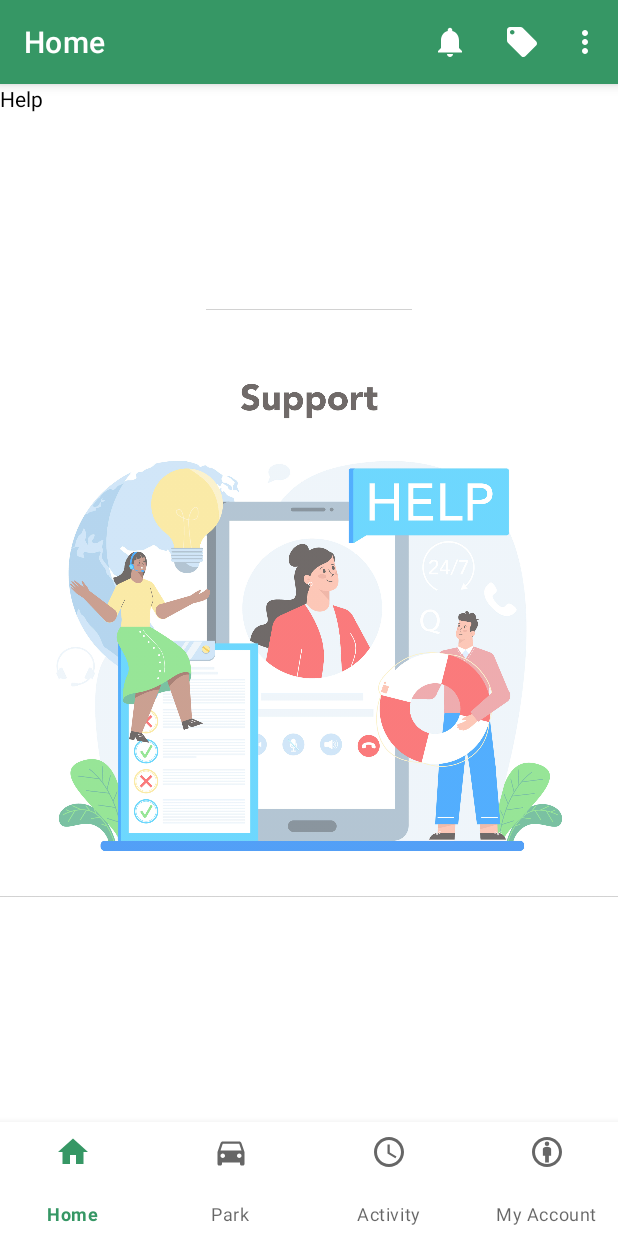
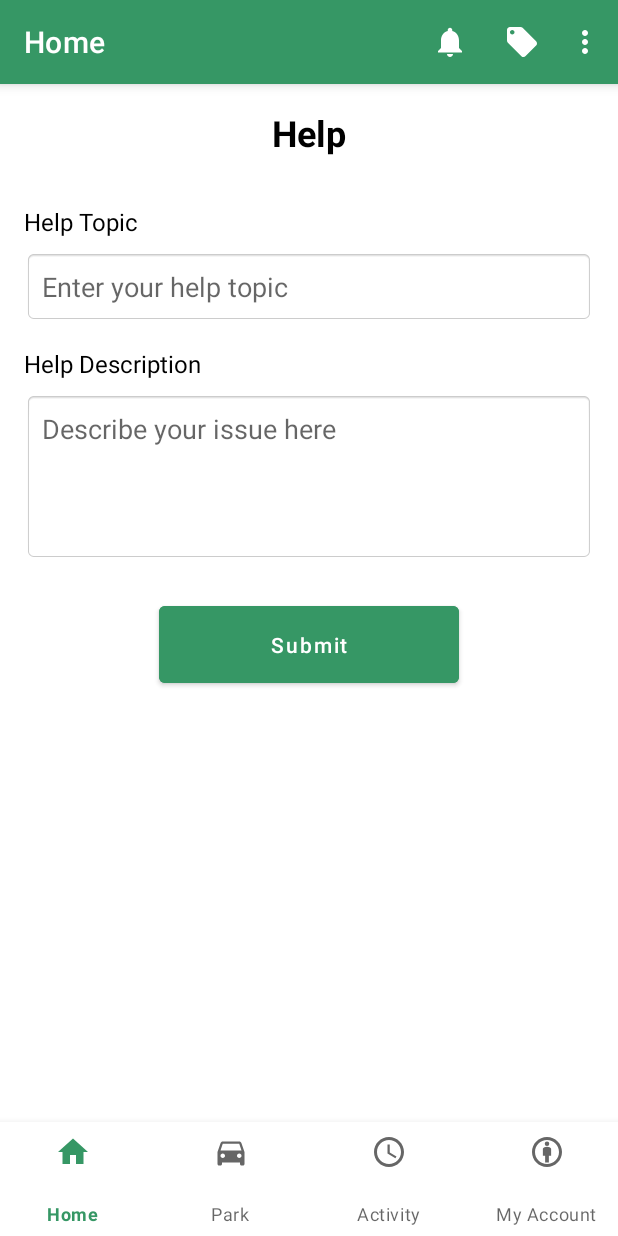
Before and after one commit to RushiPatel9144/SmartIndoorParkingSystem, an Android app: the screen it shows after launch once a user with an empty profile is signed in (MainActivity), in the options menu, after a tap on "Support", on a phone screen of 412 x 824 dp. Run offline under Robolectric (Android 15) with nearby library versions, the phone set to English and light mode, and no system bars; our stand-ins replace Firebase (no records; nobody signed in at launch, a user with empty details on screens opened directly); Roboto replaces fonts that are not available here.

Commit message:
Created the simple UI for the HelpFragment.

```diff
--- a/Parkit/src/main/java/ca/tech/sense/it/smart/indoor/parking/system/ui/bottomNav/AccountItems/HelpFragment.java
+++ b/Parkit/src/main/java/ca/tech/sense/it/smart/indoor/parking/system/ui/bottomNav/AccountItems/HelpFragment.java
@@ -1,31 +1,55 @@
 package ca.tech.sense.it.smart.indoor.parking.system.ui.bottomNav.AccountItems;
 
 import android.os.Bundle;
-
-import androidx.fragment.app.Fragment;
-
 import android.view.LayoutInflater;
 import android.view.View;
 import android.view.ViewGroup;
+import android.widget.Button;
+import android.widget.EditText;
+import android.widget.TextView;
+import android.widget.Toast;
+
+import androidx.annotation.NonNull;
+import androidx.annotation.Nullable;
+import androidx.fragment.app.Fragment;
 
 import ca.tech.sense.it.smart.indoor.parking.system.R;
 
-
 public class HelpFragment extends Fragment {
 
-    public HelpFragment() {
-        // Required empty public constructor
-    }
+    private TextView tvHelpTopic, tvHelpDescription;
+    private EditText etHelpTopic, etHelpDescription;
+    private Button btnSubmitHelp;
 
+    @Nullable
     @Override
-    public void onCreate(Bundle savedInstanceState) {
-        super.onCreate(savedInstanceState);
-    }
+    public View onCreateView(@NonNull LayoutInflater inflater, @Nullable ViewGroup container, @Nullable Bundle savedInstanceState) {
+        // Inflate the layout for this fragment
+        View view = inflater.inflate(R.layout.fragment_help, container, false);
 
-    @Override
-    public View onCreateView(LayoutInflater inflater, ViewGroup container,
-                             Bundle savedInstanceState) {
-        // Inflate the layout for this fragment
-        return inflater.inflate(R.layout.fragment_help, container, false);
+        // Initialize UI elements
+        tvHelpTopic = view.findViewById(R.id.tvHelpTopic);
+        tvHelpDescription = view.findViewById(R.id.tvHelpDescription);
+        etHelpTopic = view.findViewById(R.id.etHelpTopic);
+        etHelpDescription = view.findViewById(R.id.etHelpDescription);
+        btnSubmitHelp = view.findViewById(R.id.btnSubmitHelp);
+
+        // Set up button click listener
+        btnSubmitHelp.setOnClickListener(new View.OnClickListener() {
+            @Override
+            public void onClick(View v) {
+                String helpTopic = etHelpTopic.getText().toString().trim();
+                String helpDescription = etHelpDescription.getText().toString().trim();
+
+                if (helpTopic.isEmpty() || helpDescription.isEmpty()) {
+                    Toast.makeText(getActivity(), "Please fill in both fields", Toast.LENGTH_SHORT).show();
+                } else {
+                    // Handle the submit action (e.g., send to a server or save locally)
+                    Toast.makeText(getActivity(), "Help request submitted", Toast.LENGTH_SHORT).show();
+                }
+            }
+        });
+
+        return view;
     }
 }
--- a/Parkit/src/main/res/layout/fragment_help.xml
+++ b/Parkit/src/main/res/layout/fragment_help.xml
@@ -1,21 +1,83 @@
 <?xml version="1.0" encoding="utf-8"?>
-<FrameLayout xmlns:android="http://schemas.android.com/apk/res/android"
-    xmlns:tools="http://schemas.android.com/tools"
+<ScrollView xmlns:android="http://schemas.android.com/apk/res/android"
     android:layout_width="match_parent"
-    android:layout_height="match_parent"
-    tools:context=".ui.bottomNav.AccountItems.HelpFragment">
+    android:layout_height="match_parent">
 
-    <!-- Background ImageView with alpha set to 0.7 -->
-    <ImageView
+    <RelativeLayout
         android:layout_width="match_parent"
-        android:layout_height="match_parent"
-        android:src="@drawable/help_background"
-        android:alpha="0.7" />
+        android:layout_height="wrap_content"
+        android:padding="16dp">
 
-    <!-- TODO: Update blank fragment layout -->
-    <TextView
-        android:layout_width="match_parent"
-        android:layout_height="match_parent"
-        android:text="@string/help" />
+        <!-- Header -->
+        <TextView
+            android:id="@+id/tvHeader"
+            android:layout_width="wrap_content"
+            android:layout_height="wrap_content"
+            android:layout_centerHorizontal="true"
+            android:layout_marginBottom="16dp"
+            android:text="Help"
+            android:textSize="24sp"
+            android:textStyle="bold" />
 
-</FrameLayout>
+        <!-- Help Topic Label -->
+        <TextView
+            android:id="@+id/tvHelpTopic"
+            android:layout_width="wrap_content"
+            android:layout_height="wrap_content"
+            android:layout_below="@id/tvHeader"
+            android:layout_marginTop="16dp"
+            android:text="Help Topic"
+            android:textSize="16sp" />
+
+        <!-- Help Topic EditText -->
+        <EditText
+            android:id="@+id/etHelpTopic"
+            android:layout_width="match_parent"
+            android:layout_height="wrap_content"
+            android:layout_below="@id/tvHelpTopic"
+            android:layout_marginTop="8dp"
+            android:hint="Enter your help topic"
+            android:padding="12dp"
+            android:background="@android:drawable/editbox_background" />
+
+        <!-- Help Description Label -->
+        <TextView
+            android:id="@+id/tvHelpDescription"
+            android:layout_width="wrap_content"
+            android:layout_height="wrap_content"
+            android:layout_below="@id/etHelpTopic"
+            android:layout_marginTop="16dp"
+            android:text="Help Description"
+            android:textSize="16sp" />
+
+        <!-- Help Description EditText -->
+        <EditText
+            android:id="@+id/etHelpDescription"
+            android:layout_width="match_parent"
+            android:layout_height="wrap_content"
+            android:layout_below="@id/tvHelpDescription"
+            android:layout_marginTop="8dp"
+            android:hint="Describe your issue here"
+            android:padding="12dp"
+            android:background="@android:drawable/editbox_background"
+            android:inputType="textMultiLine"
+            android:lines="4"
+            android:gravity="top" />
+
+        <!-- Submit Button -->
+        <Button
+            android:id="@+id/btnSubmitHelp"
+            android:layout_width="200dp"
+            android:layout_height="wrap_content"
+            android:layout_below="@id/etHelpDescription"
+            android:layout_centerHorizontal="true"
+            android:layout_marginTop="24dp"
+            android:padding="16dp"
+            android:text="Submit"
+            android:textAllCaps="false"
+            android:backgroundTint="@color/logo"
+            android:textColor="@android:color/white" />
+
+    </RelativeLayout>
+
+</ScrollView>
```
